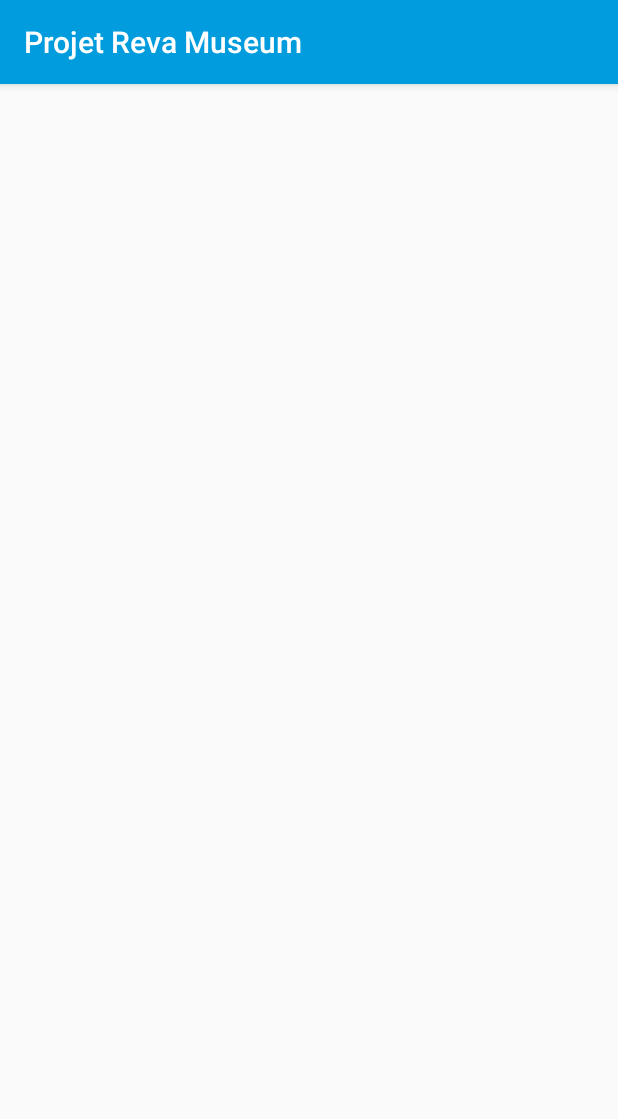
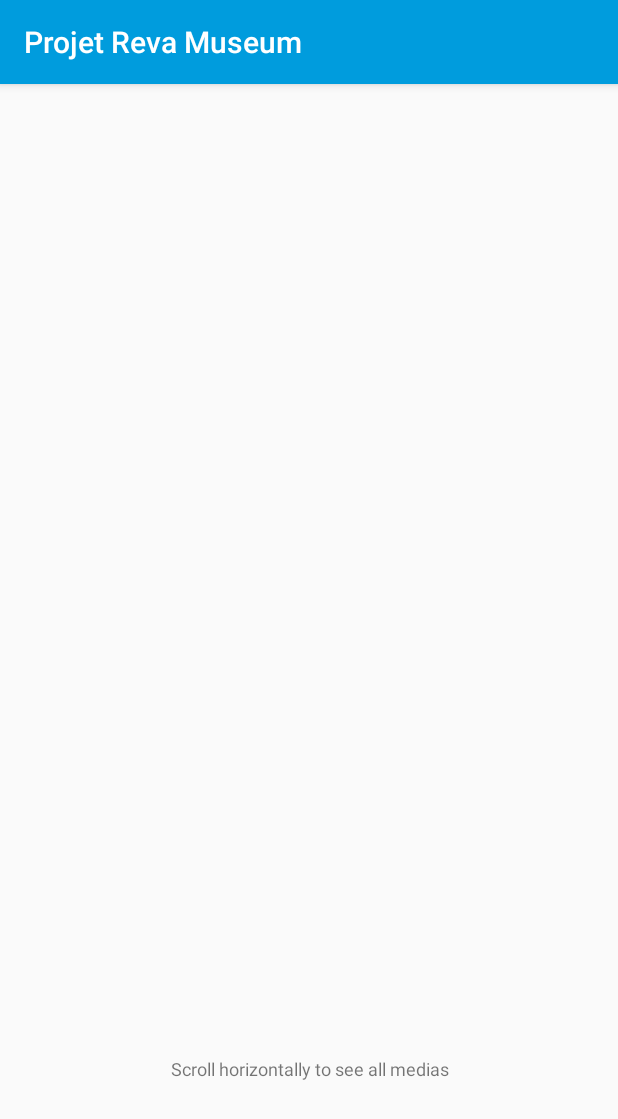
Before and after one commit to hugodigio/ProjectMuseum, an Android app: the ContenuOeuvre screen opened directly, with no data from a screen before it, on a phone screen of 412 x 824 dp. Shown: the top 1119 px of the screen. Run offline under Robolectric (Android 15) with nearby library versions, the phone set to English and light mode, and no system bars; pictures from the network do not load; 2 statements that could not run were skipped.

Commit message:
contenu Oeuvre (sans 3D) - contenu oeuvre    - boutons avec image et texte en fonction du type de média trouvé    - audio/vidéo ouvert avec les app interne    - image en plein écran    - texte formaté - plan correspond au layout "contenu oeuvre"

```diff
--- a/app/src/main/java/polytech/projetrevamuseum/activities/Plan.java
+++ b/app/src/main/java/polytech/projetrevamuseum/activities/Plan.java
@@ -13,8 +13,10 @@ import android.support.v4.widget.DrawerLayout;
 import android.support.v7.app.ActionBarDrawerToggle;
 import android.support.v7.app.AppCompatActivity;
 import android.support.v7.widget.Toolbar;
+import android.util.TypedValue;
 import android.view.ContextThemeWrapper;
 import android.view.View;
+import android.view.ViewGroup;
 import android.widget.AdapterView;
 import android.widget.ArrayAdapter;
 import android.widget.Button;
@@ -68,7 +70,9 @@ public class Plan extends AppCompatActivity {
 
     public void addBouton(String ButtonName, final File ImageSrc){
         Button button = new Button(this);
-        //button.setLayoutParams(new LinearLayout.LayoutParams());
+        int hauteur = 100;
+        int height = (int) TypedValue.applyDimension(TypedValue.COMPLEX_UNIT_DIP, hauteur, getResources().getDisplayMetrics());
+        button.setLayoutParams(new LinearLayout.LayoutParams(ViewGroup.LayoutParams.WRAP_CONTENT, height));
         button.setText(ButtonName);
         button.setOnClickListener(new View.OnClickListener() {
             @Override
--- a/app/src/main/res/layout/activity_contenu_oeuvre.xml
+++ b/app/src/main/res/layout/activity_contenu_oeuvre.xml
@@ -6,9 +6,66 @@
     android:layout_height="match_parent"
     tools:context=".activities.ContenuOeuvre">
 
+    <!--Layout du contenu-->
+    <RelativeLayout
+        android:layout_width="match_parent"
+        android:layout_height="match_parent"
+        android:layout_marginBottom="120dp">
+
+        <!--Layout pour texte-->
+        <ScrollView
+            android:id="@+id/LayoutTexte"
+            android:visibility="gone"
+            android:layout_width="match_parent"
+            android:layout_height="wrap_content">
+            <TextView
+                android:id="@+id/TextViewText"
+                android:layout_width="match_parent"
+                android:layout_height="wrap_content"
+                android:paddingStart="@dimen/activity_horizontal_margin"
+                android:paddingEnd="@dimen/activity_horizontal_margin"
+                android:paddingTop="@dimen/activity_vertical_margin"
+                android:paddingBottom="@dimen/activity_vertical_margin" />
+        </ScrollView>
+
+        <!-- Layout pour image-->
+        <RelativeLayout
+            android:id="@+id/LayoutImage"
+            android:visibility="gone"
+            android:background="#000000"
+            android:layout_width="match_parent"
+            android:layout_height="match_parent">
+            <ImageView
+                android:id="@+id/ImageViewImage"
+                android:layout_centerVertical="true"
+                android:adjustViewBounds="true"
+                android:scaleType="fitCenter"
+                android:layout_width="match_parent"
+                android:layout_height="wrap_content" />
+        </RelativeLayout>
+    </RelativeLayout>
+
+    <!-- Layout pour de la liste de media -->
     <TextView
-        android:id="@+id/titleContenu"
         android:layout_width="match_parent"
-        android:layout_height="wrap_content" />
+        android:layout_height="20dp"
+        android:textAlignment="center"
+        android:textSize="12sp"
+        android:text="@string/ScrollMedia"
+        app:layout_constraintBottom_toTopOf="@+id/HScrollView"
+        />
+    <HorizontalScrollView
+        android:id="@+id/HScrollView"
+        android:layout_width="wrap_content"
+        android:layout_height="100dp"
+        app:layout_constraintBottom_toBottomOf="parent"
+        android:visibility="visible">
+        <LinearLayout
+            android:id="@+id/ListMediaLayout"
+            android:layout_width="wrap_content"
+            android:layout_height="100dp"
+            android:orientation="horizontal">
+        </LinearLayout>
+    </HorizontalScrollView>
 
 </android.support.constraint.ConstraintLayout>
--- a/app/src/main/res/values/strings.xml
+++ b/app/src/main/res/values/strings.xml
@@ -45,4 +45,5 @@
     <string name="UnknowTAG">TAG NFC non répertorié</string>
     <string name="historique">Historique</string>
     <string name="clearHistory">Clear history</string>
+    <string name="ScrollMedia">Scroll horizontally to see all medias</string>
 </resources>
```
Also changed, not shown: app/src/main/AndroidManifest.xml (+9 -1 lines), app/src/main/java/polytech/projetrevamuseum/activities/ContenuOeuvre.java (+181 -2 lines), app/src/main/res/layout/activity_main.xml (+11 -5 lines), app/src/main/res/drawable/troisd.png, 1 other file.
